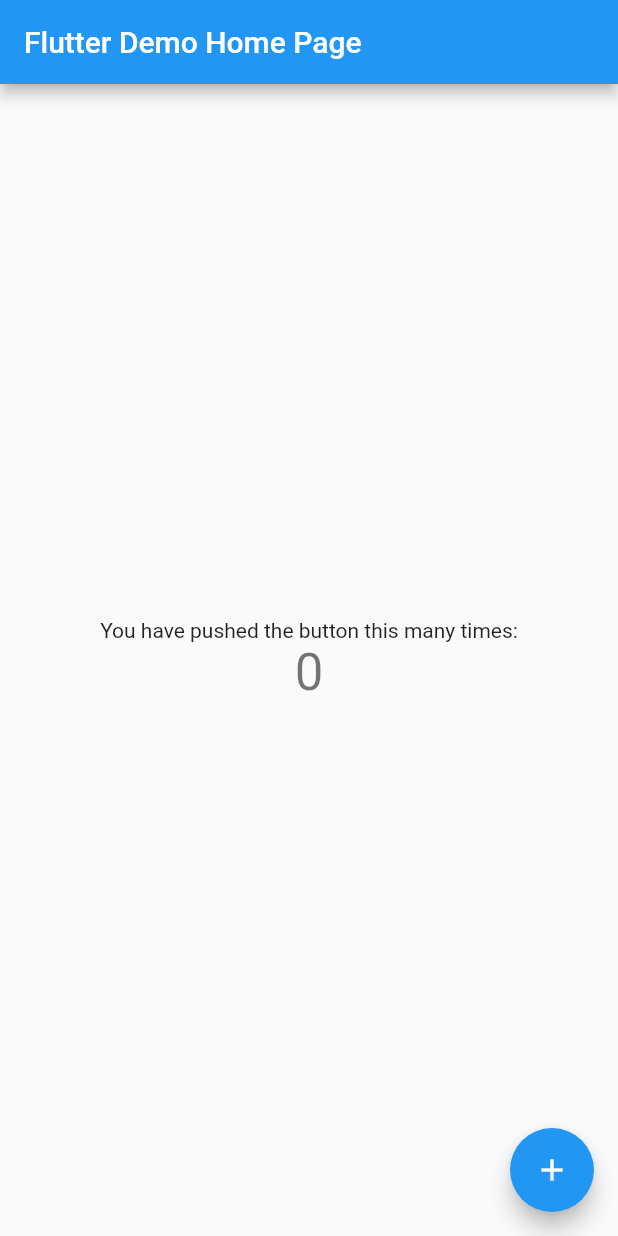
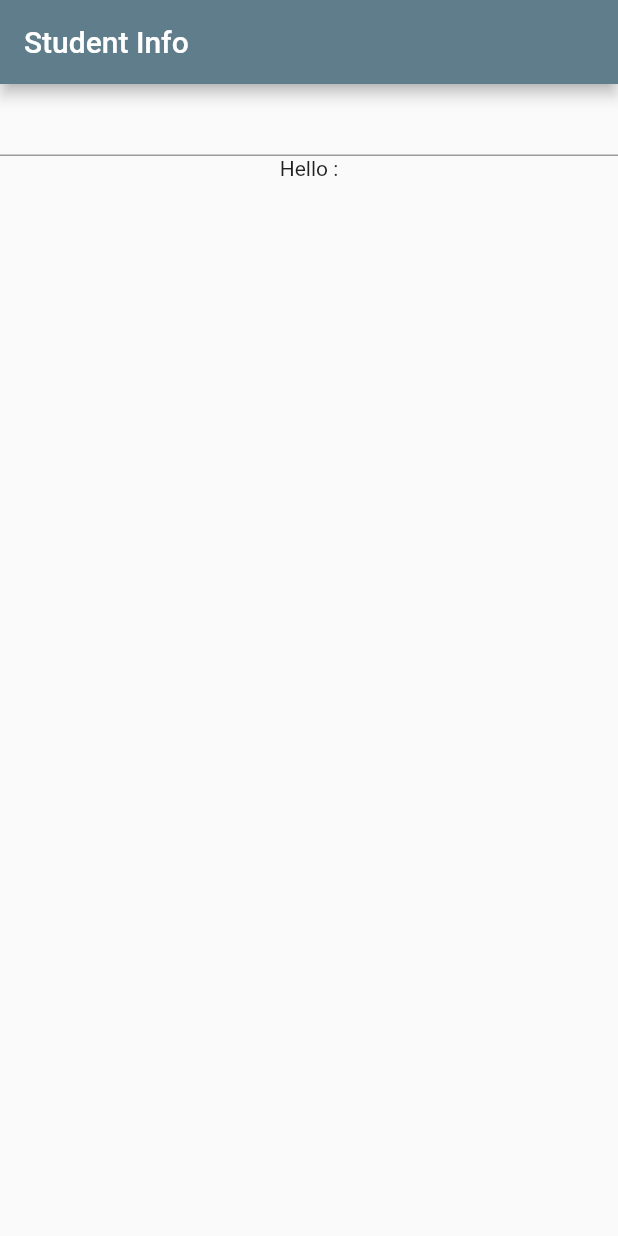
Before and after one commit to rifatduru7/flutter_example, a Flutter app: the screen it shows after launch, on a phone screen of 412 x 824 dp. Run offline on Flutter 3.47's test engine with Material 2 defaults, Android fonts, the phone set to English and light mode, and no system bars.

Commit message:
Iskelet yapi olusturuldu.

```diff
--- a/lib/main.dart
+++ b/lib/main.dart
@@ -3,109 +3,46 @@ import 'package:flutter/material.dart';
 void main() => runApp(MyApp());
 
 class MyApp extends StatelessWidget {
-  // This widget is the root of your application.
   @override
   Widget build(BuildContext context) {
     return MaterialApp(
       title: 'Flutter Demo',
       theme: ThemeData(
-        // This is the theme of your application.
-        //
-        // Try running your application with "flutter run". You'll see the
-        // application has a blue toolbar. Then, without quitting the app, try
-        // changing the primarySwatch below to Colors.green and then invoke
-        // "hot reload" (press "r" in the console where you ran "flutter run",
-        // or simply save your changes to "hot reload" in a Flutter IDE).
-        // Notice that the counter didn't reset back to zero; the application
-        // is not restarted.
-        primarySwatch: Colors.blue,
+
+        primarySwatch: Colors.blueGrey,
       ),
-      home: MyHomePage(title: 'Flutter Demo Home Page'),
+      home: MyHomePage(),
     );
   }
 }
 
 class MyHomePage extends StatefulWidget {
-  MyHomePage({Key key, this.title}) : super(key: key);
-
-  // This widget is the home page of your application. It is stateful, meaning
-  // that it has a State object (defined below) that contains fields that affect
-  // how it looks.
-
-  // This class is the configuration for the state. It holds the values (in this
-  // case the title) provided by the parent (in this case the App widget) and
-  // used by the build method of the State. Fields in a Widget subclass are
-  // always marked "final".
-
-  final String title;
-
   @override
-  _MyHomePageState createState() => _MyHomePageState();
-}
-
-class _MyHomePageState extends State<MyHomePage> {
-  int _counter = 0;
-
-  void _incrementCounter() {
-    setState(() {
-      // This call to setState tells the Flutter framework that something has
-      // changed in this State, which causes it to rerun the build method below
-      // so that the display can reflect the updated values. If we changed
-      // _counter without calling setState(), then the build method would not be
-      // called again, and so nothing would appear to happen.
-      _counter++;
-    });
+  State<StatefulWidget> createState() => StudentDialogState();
   }
 
+class StudentDialogState extends State<MyHomePage>{
+  String studentName = "";
   @override
   Widget build(BuildContext context) {
-    // This method is rerun every time setState is called, for instance as done
-    // by the _incrementCounter method above.
-    //
-    // The Flutter framework has been optimized to make rerunning build methods
-    // fast, so that you can just rebuild anything that needs updating rather
-    // than having to individually change instances of widgets.
+
     return Scaffold(
       appBar: AppBar(
-        // Here we take the value from the MyHomePage object that was created by
-        // the App.build method, and use it to set our appbar title.
-        title: Text(widget.title),
+        title: Text("Student Info"),
       ),
-      body: Center(
-        // Center is a layout widget. It takes a single child and positions it
-        // in the middle of the parent.
-        child: Column(
-          // Column is also layout widget. It takes a list of children and
-          // arranges them vertically. By default, it sizes itself to fit its
-          // children horizontally, and tries to be as tall as its parent.
-          //
-          // Invoke "debug painting" (press "p" in the console, choose the
-          // "Toggle Debug Paint" action from the Flutter Inspector in Android
-          // Studio, or the "Toggle Debug Paint" command in Visual Studio Code)
-          // to see the wireframe for each widget.
-          //
-          // Column has various properties to control how it sizes itself and
-          // how it positions its children. Here we use mainAxisAlignment to
-          // center the children vertically; the main axis here is the vertical
-          // axis because Columns are vertical (the cross axis would be
-          // horizontal).
-          mainAxisAlignment: MainAxisAlignment.center,
-          children: <Widget>[
-            Text(
-              'You have pushed the button this many times:',
-            ),
-            Text(
-              '$_counter',
-              style: Theme.of(context).textTheme.display1,
-            ),
-          ],
-        ),
+      body: Column(
+        children: <Widget>[
+          TextField(
+            onChanged: (String nameToChange){
+              setState(() {
+                studentName = nameToChange;
+              });
+            },
+          ),
+          Text("Hello :"+studentName)
+        ],
       ),
-      floatingActionButton: FloatingActionButton(
-        onPressed: _incrementCounter,
-        tooltip: 'Increment',
-        child: Icon(Icons.add),
-      ), // This trailing comma makes auto-formatting nicer for build methods.
     );
   }
+
 }
```
Also changed, not shown: 1 other file.
